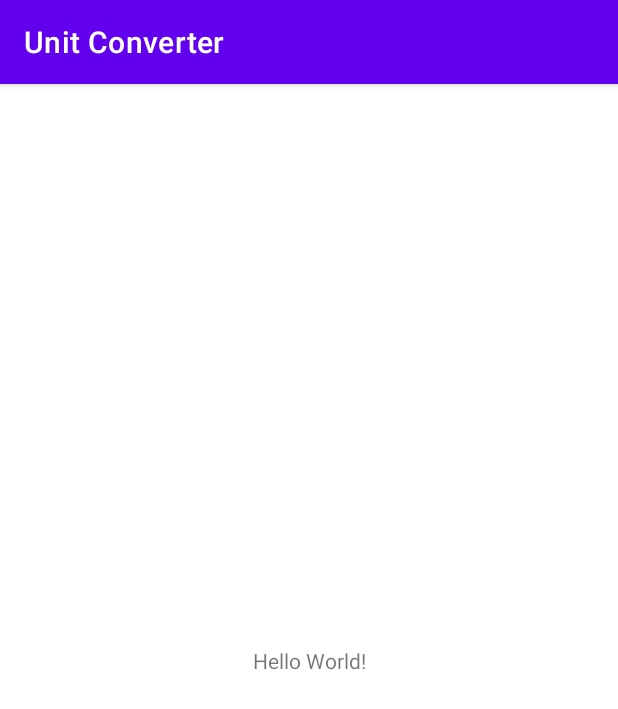
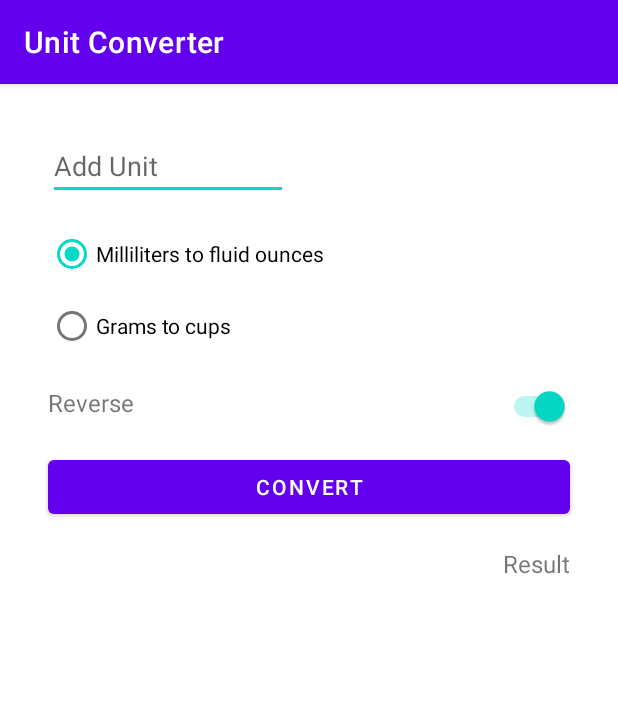
Before and after one commit to piyusha22/Tip-Calculator, an Android app: the screen it shows after launch (MainActivity), on a phone screen of 412 x 824 dp. Shown: the top 709 px of the screen. Run offline under Robolectric (Android 15) with nearby library versions, the phone set to English and light mode, and no system bars.

Commit message:
Layout designed added to the unit converter

```diff
--- a/app/src/main/AndroidManifest.xml
+++ b/app/src/main/AndroidManifest.xml
@@ -1,6 +1,6 @@
 <?xml version="1.0" encoding="utf-8"?>
 <manifest xmlns:android="http://schemas.android.com/apk/res/android"
-    xmlns:tools="http://schemas.android.com/tools">
+    xmlns:tools="http://schemas.android.com/tools" >
 
     <application
         android:allowBackup="true"
@@ -10,10 +10,10 @@
         android:label="@string/app_name"
         android:supportsRtl="true"
         android:theme="@style/Theme.UnitConverter"
-        tools:targetApi="31">
+        tools:targetApi="31" >
         <activity
             android:name=".MainActivity"
-            android:exported="true">
+            android:exported="true" >
             <intent-filter>
                 <action android:name="android.intent.action.MAIN" />
 
--- a/app/src/main/res/layout/activity_main.xml
+++ b/app/src/main/res/layout/activity_main.xml
@@ -4,15 +4,90 @@
     xmlns:tools="http://schemas.android.com/tools"
     android:layout_width="match_parent"
     android:layout_height="match_parent"
+    android:padding="16dp"
     tools:context=".MainActivity">
 
-    <TextView
-        android:layout_width="wrap_content"
+    <EditText
+        android:id="@+id/unit"
+        android:layout_width="160dp"
         android:layout_height="wrap_content"
-        android:text="Hello World!"
-        app:layout_constraintBottom_toBottomOf="parent"
-        app:layout_constraintEnd_toEndOf="parent"
+        android:layout_marginStart="16dp"
+        android:layout_marginTop="16dp"
+        android:ems="10"
+        android:hint="Add Unit"
+        android:inputType="numberDecimal"
         app:layout_constraintStart_toStartOf="parent"
         app:layout_constraintTop_toTopOf="parent" />
 
+    <RadioGroup
+        android:id="@+id/unit_options"
+        android:layout_width="wrap_content"
+        android:layout_height="wrap_content"
+        android:layout_marginStart="16dp"
+        android:layout_marginTop="12dp"
+        android:checkedButton="@id/milliliters"
+        android:orientation="vertical"
+        app:layout_constraintStart_toStartOf="parent"
+        app:layout_constraintTop_toBottomOf="@+id/unit">
+
+        <RadioButton
+            android:id="@+id/milliliters"
+            android:layout_width="wrap_content"
+            android:layout_height="wrap_content"
+            android:text="Milliliters to fluid ounces" />
+
+        <RadioButton
+            android:id="@+id/grams"
+            android:layout_width="wrap_content"
+            android:layout_height="wrap_content"
+            android:text="Grams to cups" />
+
+    </RadioGroup>
+
+    <TextView
+        android:id="@+id/reverse_textview"
+        android:layout_width="wrap_content"
+        android:layout_height="wrap_content"
+        android:layout_marginStart="16dp"
+        android:layout_marginTop="16dp"
+        android:text="Reverse"
+        android:textSize="16sp"
+        app:layout_constraintStart_toStartOf="parent"
+        app:layout_constraintTop_toBottomOf="@+id/unit_options" />
+
+    <Switch
+        android:id="@+id/reverse_switch"
+        android:layout_width="0dp"
+        android:layout_height="wrap_content"
+        android:layout_marginTop="16dp"
+        android:layout_marginEnd="16dp"
+        android:checked="true"
+        app:layout_constraintEnd_toEndOf="parent"
+        app:layout_constraintHorizontal_bias="1.0"
+        app:layout_constraintStart_toEndOf="@+id/unit_options"
+        app:layout_constraintTop_toBottomOf="@+id/unit_options" />
+
+    <Button
+        android:id="@+id/convert_button"
+        android:layout_width="0dp"
+        android:layout_height="wrap_content"
+        android:layout_marginStart="16dp"
+        android:layout_marginTop="16dp"
+        android:layout_marginEnd="16dp"
+        android:text="Convert"
+        app:layout_constraintEnd_toEndOf="parent"
+        app:layout_constraintHorizontal_bias="0.496"
+        app:layout_constraintStart_toStartOf="parent"
+        app:layout_constraintTop_toBottomOf="@+id/reverse_switch" />
+
+    <TextView
+        android:id="@+id/result"
+        android:layout_width="wrap_content"
+        android:layout_height="wrap_content"
+        android:layout_marginTop="16dp"
+        android:layout_marginEnd="16dp"
+        android:text="Result"
+        android:textSize="16sp"
+        app:layout_constraintEnd_toEndOf="parent"
+        app:layout_constraintTop_toBottomOf="@+id/convert_button" />
 </androidx.constraintlayout.widget.ConstraintLayout>
```
